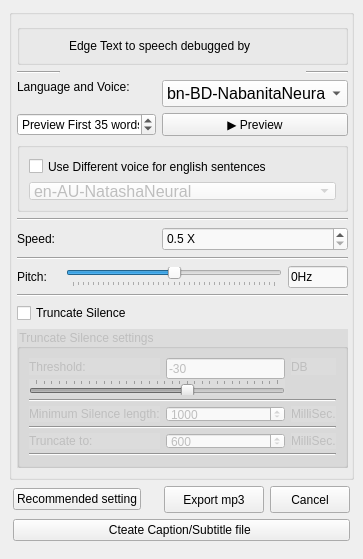
Before: the Qt Designer form Uis/TextToSpeechUI.ui in nabil-bot/kontho-2023, drawn with Qt 5.
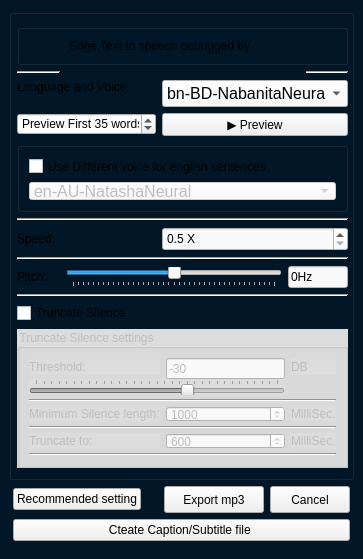
After: the same form once the commit is applied. Icons and pictures are not drawn.

Patch:
```diff
--- a/Uis/TextToSpeechUI.ui
+++ b/Uis/TextToSpeechUI.ui
@@ -17,6 +17,12 @@
    <iconset>
     <normaloff>Imgs/kontho ico.ico</normaloff>Imgs/kontho ico.ico</iconset>
   </property>
+  <property name="styleSheet">
+   <string notr="true">QMainWindow{
+ background-color: rgb(1, 22, 39);
+}
+</string>
+  </property>
   <widget class="QWidget" name="centralwidget">
    <layout class="QGridLayout" name="gridLayout">
     <item row="1" column="0">
```
